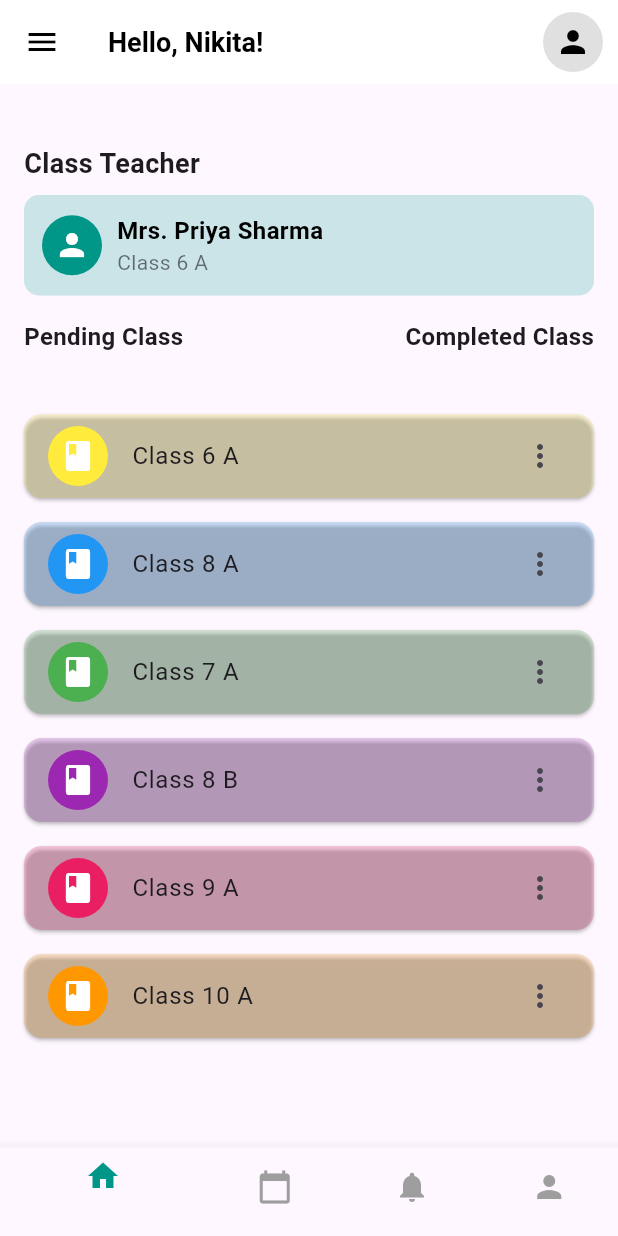
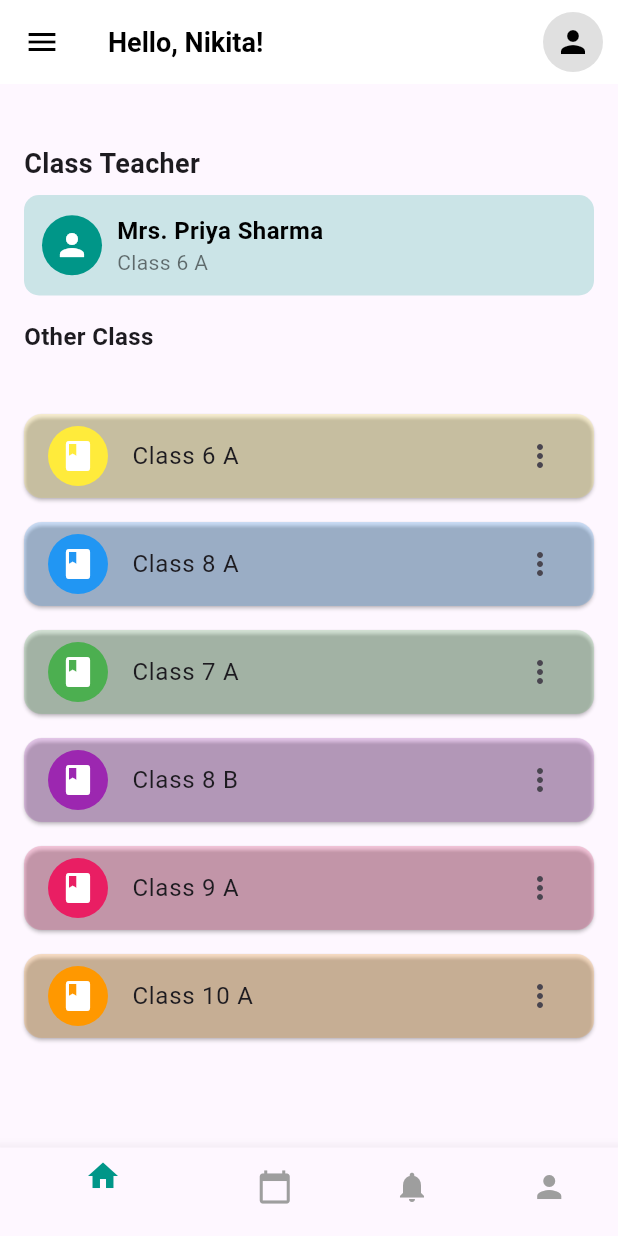
Before and after one commit to AymanSuleman/adminschool, a Flutter app: the screen it shows after launch, on a phone screen of 412 x 824 dp. Run offline on Flutter 3.47's test engine with Material 3 defaults, Android fonts, the light colour scheme and no system bars.

Commit message:
initial commit

```diff
--- a/lib/dashboard.dart
+++ b/lib/dashboard.dart
@@ -1,4 +1,3 @@
-
 import 'package:flutter/material.dart';
 
 void main() {
@@ -66,7 +65,8 @@ class HomeScreen extends StatelessWidget {
           ),
           // Class Teacher Section
           Padding(
-            padding: const EdgeInsets.symmetric(horizontal: 16.0, vertical: 8.0),
+            padding:
+                const EdgeInsets.symmetric(horizontal: 16.0, vertical: 8.0),
             child: Text(
               'Class Teacher',
               style: TextStyle(fontSize: 18, fontWeight: FontWeight.bold),
@@ -107,18 +107,19 @@ class HomeScreen extends StatelessWidget {
           ),
           // Pending Class Section
           Padding(
-            padding: const EdgeInsets.symmetric(horizontal: 16.0, vertical: 16.0),
+            padding:
+                const EdgeInsets.symmetric(horizontal: 16.0, vertical: 16.0),
             child: Row(
-              mainAxisAlignment: MainAxisAlignment.spaceBetween,
+              mainAxisAlignment: MainAxisAlignment.start,
               children: [
                 Text(
-                  'Pending Class',
+                  'Other Class',
                   style: TextStyle(fontSize: 16, fontWeight: FontWeight.bold),
                 ),
-                Text(
-                  'Completed Class',
-                  style: TextStyle(fontSize: 16, fontWeight: FontWeight.bold),
-                ),
+                // Text(
+                //   'Completed Class',
+                //   style: TextStyle(fontSize: 16, fontWeight: FontWeight.bold),
+                // ),
               ],
             ),
           ),
```
